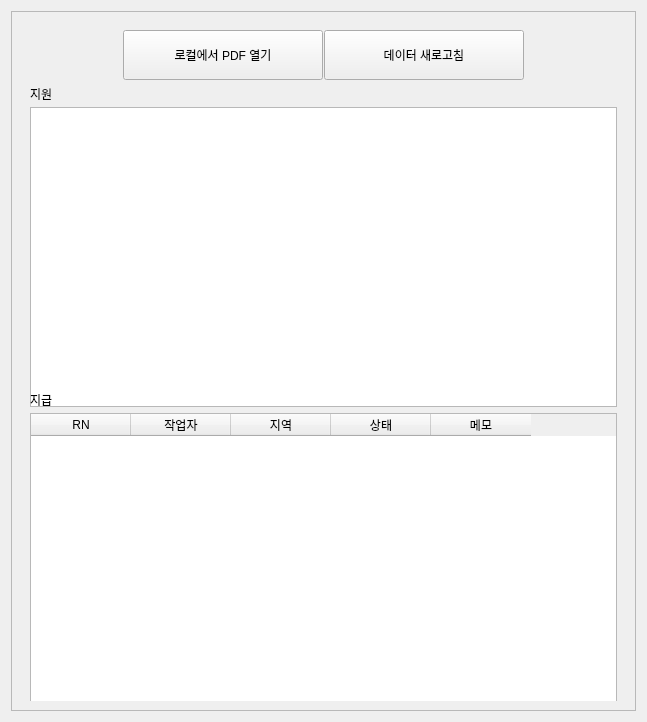
Old version of the form ui/pdf_load_area.ui in the repository Glen-Lee-glitch/new_viewer.
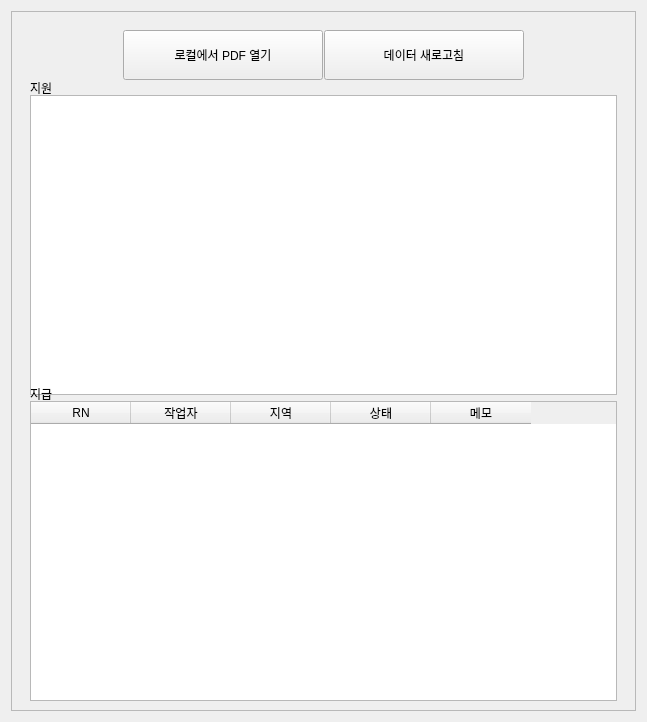
New version of the form.

Commit message:
fix: 레이블 높이를 13px로 최소화
- label_2(지원)와 label(지급)의 높이를 25px에서 13px로 변경
- 텍스트 크기에 딱 맞는 최소한의 높이로 UI 공간 효율성 극대화
- 레이아웃 간격과 함께 최적화된 컴팩트한 디자인 완성

The edit to the form file:
```diff
--- a/ui/pdf_load_area.ui
+++ b/ui/pdf_load_area.ui
@@ -140,13 +140,13 @@
               <property name="maximumSize">
                <size>
                 <width>16777215</width>
-                <height>25</height>
+                <height>13</height>
                </size>
               </property>
               <property name="minimumSize">
                <size>
                 <width>0</width>
-                <height>25</height>
+                <height>13</height>
                </size>
               </property>
               <property name="text">
@@ -196,13 +196,13 @@
               <property name="maximumSize">
                <size>
                 <width>16777215</width>
-                <height>25</height>
+                <height>13</height>
                </size>
               </property>
               <property name="minimumSize">
                <size>
                 <width>0</width>
-                <height>25</height>
+                <height>13</height>
                </size>
               </property>
               <property name="text">
```
